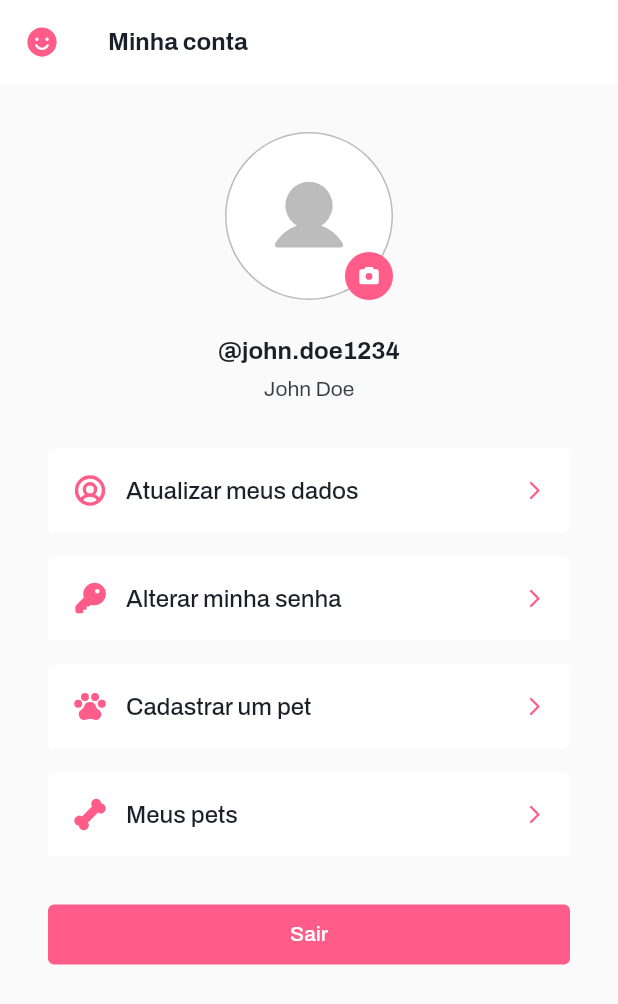
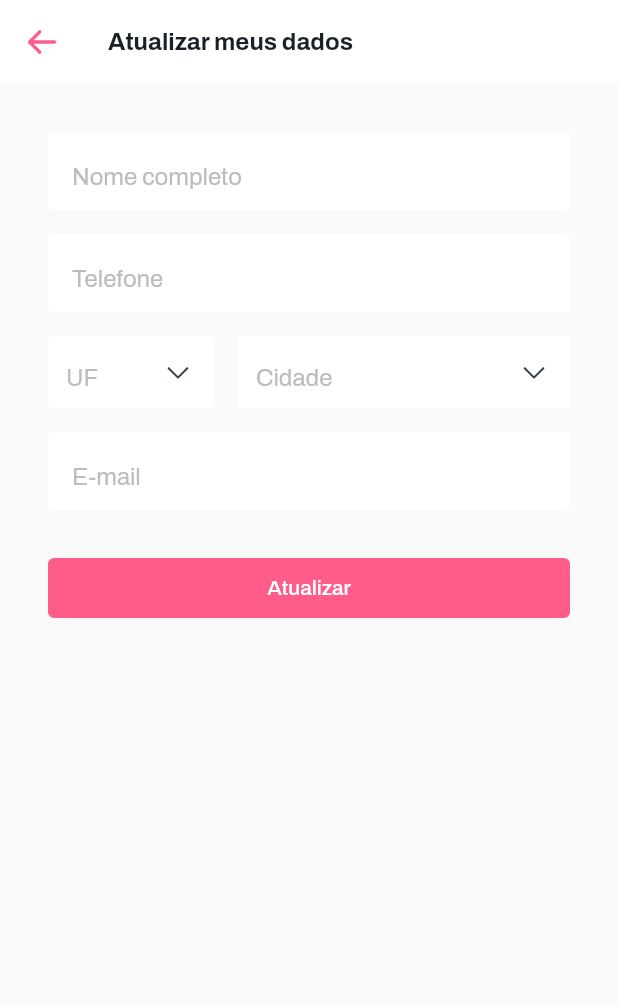
Before and after one commit to vitorpedeo/me_adota, a Flutter app: the LoggedPage screen opened directly, after a tap on "Atualizar meus dados", on a phone screen of 412 x 824 dp. Shown: the top 1004 px of the screen. Run offline on Flutter 3.47's test engine with Material 2 defaults, Android fonts, the phone set to English and light mode, and no system bars; drawn by our look-alikes of dropdown_search; our stand-ins replace bloc, cached_network_image, dartz, dio, equatable, flutter_bloc and 7 more; accounts and stored records are empty.

Commit message:
✨ feat: update info and update password pages

```diff
--- a/lib/config/routes/app_routes.dart
+++ b/lib/config/routes/app_routes.dart
@@ -49,8 +49,8 @@ class AppRoutes {
     path: 'create-account',
   );
   static const AppRoute createAccountSuccess = AppRoute(
-    name: 'success',
-    path: 'success',
+    name: 'create-account-success',
+    path: 'create-account-success',
   );
   static const AppRoute forgotPassword = AppRoute(
     name: 'forgot-password',
@@ -64,4 +64,12 @@ class AppRoutes {
     name: 'recover-password-success',
     path: 'recover-password-success',
   );
+  static const AppRoute updateInfo = AppRoute(
+    name: 'update-info',
+    path: 'update-info',
+  );
+  static const AppRoute updatePassword = AppRoute(
+    name: 'update-password',
+    path: 'update-password',
+  );
 }
--- a/lib/features/account/presentation/cubits/account/account_cubit.dart
+++ b/lib/features/account/presentation/cubits/account/account_cubit.dart
@@ -1,5 +1,6 @@
 import 'package:equatable/equatable.dart';
 import 'package:flutter_bloc/flutter_bloc.dart';
+import 'package:me_adota/config/routes/app_router.dart';
 import 'package:me_adota/features/account/domain/use_cases/get_user_details.dart';
 import 'package:me_adota/features/account/domain/use_cases/login.dart';
 import 'package:me_adota/features/account/infra/models/account_page_item.dart';
@@ -11,23 +12,23 @@ class AccountCubit extends Cubit<AccountState> {
   final LoginUseCase _loginUseCase;
   final GetUserDetailsUseCase _getUserDetailsUseCase;
 
-  final List<AccountPageItem> accountPageItems = const [
+  final List<AccountPageItem> accountPageItems = [
     AccountPageItem(
       title: 'Atualizar meus dados',
       icon: PhosphorIconsBold.userCircle,
-      link: '#',
+      link: AppRoutes.updateInfo.name,
     ),
     AccountPageItem(
       title: 'Alterar minha senha',
       icon: PhosphorIconsFill.key,
-      link: '#',
+      link: AppRoutes.updatePassword.name,
     ),
-    AccountPageItem(
+    const AccountPageItem(
       title: 'Cadastrar um pet',
       icon: PhosphorIconsFill.pawPrint,
       link: '#',
     ),
-    AccountPageItem(
+    const AccountPageItem(
       title: 'Meus pets',
       icon: PhosphorIconsFill.bone,
       link: '#',
--- a/lib/features/account/presentation/pages/account_page/logged_page/logged_page.dart
+++ b/lib/features/account/presentation/pages/account_page/logged_page/logged_page.dart
@@ -1,5 +1,6 @@
 import 'package:flutter/material.dart';
 import 'package:flutter_bloc/flutter_bloc.dart';
+import 'package:go_router/go_router.dart';
 import 'package:me_adota/config/theme/app_theme.dart';
 import 'package:me_adota/features/account/presentation/cubits/account/account_cubit.dart';
 import 'package:me_adota/features/global/presentation/widgets/layout/custom_app_bar/custom_app_bar.dart';
@@ -101,7 +102,9 @@ class LoggedPage extends StatelessWidget {
                     final accountPageItem = cubit.accountPageItems[index];
 
                     return GestureDetector(
-                      onTap: () {},
+                      onTap: () {
+                        context.goNamed(accountPageItem.link);
+                      },
                       child: Container(
                         padding: const EdgeInsets.all(
                           16,
--- /dev/null
+++ b/lib/features/account/presentation/pages/account_page/logged_page/update_info_page.dart
@@ -0,0 +1,84 @@
+import 'package:flutter/material.dart';
+import 'package:go_router/go_router.dart';
+import 'package:me_adota/config/theme/app_theme.dart';
+import 'package:me_adota/features/global/presentation/widgets/helpers/dialog_select.dart';
+import 'package:me_adota/features/global/presentation/widgets/layout/custom_app_bar/custom_app_bar.dart';
+import 'package:me_adota/features/global/presentation/widgets/primitives/app_button.dart';
+import 'package:me_adota/features/global/presentation/widgets/primitives/app_text_field.dart';
+
+class UpdateInfoPage extends StatelessWidget {
+  const UpdateInfoPage({super.key});
+
+  @override
+  Widget build(BuildContext context) {
+    return Scaffold(
+      backgroundColor: AppTheme.background,
+      appBar: const CustomAppBar(
+        title: 'Atualizar meus dados',
+      ),
+      body: SafeArea(
+        child: Container(
+          padding: const EdgeInsets.only(
+            top: 32,
+            right: 32,
+            left: 32,
+          ),
+          width: double.infinity,
+          height: double.infinity,
+          child: Column(
+            crossAxisAlignment: CrossAxisAlignment.end,
+            children: [
+              const AppTextField(
+                hintText: 'Nome completo',
+              ),
+              const SizedBox(
+                height: 16,
+              ),
+              const AppTextField(
+                hintText: 'Telefone',
+              ),
+              const SizedBox(
+                height: 16,
+              ),
+              const Row(
+                children: [
+                  Expanded(
+                    child: DialogSelect(
+                      hintText: 'UF',
+                      fillColor: AppTheme.white,
+                    ),
+                  ),
+                  SizedBox(
+                    width: 16,
+                  ),
+                  Expanded(
+                    flex: 2,
+                    child: DialogSelect(
+                      hintText: 'Cidade',
+                      fillColor: AppTheme.white,
+                    ),
+                  ),
+                ],
+              ),
+              const SizedBox(
+                height: 16,
+              ),
+              const AppTextField(
+                hintText: 'E-mail',
+              ),
+              const SizedBox(
+                height: 32,
+              ),
+              AppButton(
+                text: 'Atualizar',
+                onPressed: () {
+                  context.pop();
+                },
+              ),
+            ],
+          ),
+        ),
+      ),
+    );
+  }
+}
```
Also changed, not shown: lib/config/routes/app_router.dart (+14 -0 lines), lib/features/account/presentation/pages/account_page/logged_page/update_password_page.dart (added, +60 -0 lines).
